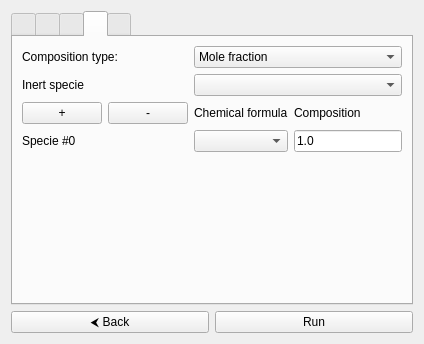
srebughini/ASALI, file GUI/Ubuntu/src/gui/ui/input/het_1d_input_page.ui: the form before one commit.
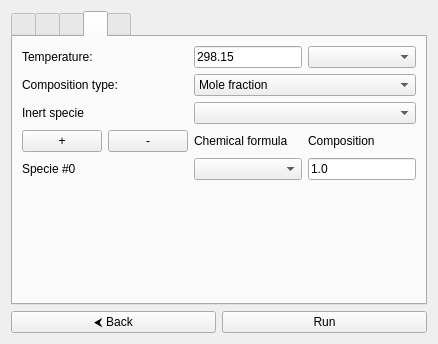
The form after the commit. The open tabs and pages were chosen to show the change.

Patch:
```diff
--- a/GUI/Ubuntu/src/gui/ui/input/het_1d_input_page.ui
+++ b/GUI/Ubuntu/src/gui/ui/input/het_1d_input_page.ui
@@ -465,13 +465,33 @@
                             <layout class="QGridLayout" name="initialLayout">
                                 <!-- Row 0 -->
                                 <item row="0" column="0">
+                                    <widget class="QLabel" name="temperatureLabel">
+                                        <property name="text">
+                                            <string>Temperature:</string>
+                                        </property>
+                                    </widget>
+                                </item>
+                                <item row="0" column="1">
+                                    <widget class="QLineEdit" name="temperatureEditLine">
+                                        <property name="text">
+                                            <string>298.15</string>
+                                        </property>
+                                    </widget>
+                                </item>
+                                <item row="0" column="2">
+                                    <widget class="QComboBox" name="temperatureComboBox">
+                                    </widget>
+                                </item>
+                                
+                                <!-- Row 1 -->
+                                <item row="1" column="0">
                                     <widget class="QLabel" name="compositionLabel">
                                         <property name="text">
                                             <string>Composition type:</string>
                                         </property>
                                     </widget>
                                 </item>
-                                <item row="0" column="1" colspan="2">
+                                <item row="1" column="1" colspan="2">
                                     <widget class="QComboBox" name="compositionComboBox">
                                         <item>
                                             <property name="text">
@@ -486,21 +506,21 @@
                                     </widget>
                                 </item>
 
-                                <!-- Row 1-->
-                                <item row="1" column="0">
+                                <!-- Row 2-->
+                                <item row="2" column="0">
                                     <widget class="QLabel">
                                         <property name="text">
                                             <string>Inert specie</string>
                                         </property>
                                     </widget>
                                 </item>
-                                <item row="1" column="1" colspan="2">
+                                <item row="2" column="1" colspan="2">
                                     <widget class="QComboBox" name="inertSpecie">
                                     </widget>
                                 </item>
 
-                                <!-- Row 2 -->
-                                <item row="2" column="0">
+                                <!-- Row 3 -->
+                                <item row="3" column="0">
                                     <layout class="QHBoxLayout" name="horizontalSpecieLayout">
                                         <item>
                                             <widget class="QPushButton" name="addSpecieButton">
@@ -524,14 +544,14 @@
                                         </item>
                                     </layout>
                                 </item>
-                                <item row="2" column="1">
+                                <item row="3" column="1">
                                     <widget class="QLabel" name="formulaLabel">
                                         <property name="text">
                                             <string>Chemical formula</string>
                                         </property>
                                     </widget>
                                 </item>
-                                <item row="2" column="2">
+                                <item row="3" column="2">
                                     <widget class="QLabel" name="compositionLabel">
                                         <property name="text">
                                             <string>Composition</string>
@@ -540,35 +560,26 @@
                                 </item>
 
 
-                                <!-- Row 3 -->
-                                <item row="3" column="0">
+                                <!-- Row 4 -->
+                                <item row="4" column="0">
                                     <widget class="QLabel">
                                         <property name="text">
                                             <string>Specie #0</string>
                                         </property>
                                     </widget>
                                 </item>
-                                <item row="3" column="1">
+                                <item row="4" column="1">
                                     <widget class="QComboBox" name="n0">
                                     </widget>
                                 </item>
-                                <item row="3" column="2">
+                                <item row="4" column="2">
                                     <widget class="QLineEdit" name="x0">
                                         <property name="text">
                                             <string>1.0</string>
                                         </property>
                                     </widget>
                                 </item>
-
-                                <!-- Row 4-->
-                                <item row="4" column="0" colspan="3">
-                                    <widget class="QLabel" name="dummyLabel">
-                                        <property name="text">
-                                            <string> </string>
-                                        </property>
-                                    </widget>
-                                </item>
-                            
+                           
                                 <!-- Row 5-->
                                 <item row="5" column="0" colspan="3">
                                     <widget class="QLabel" name="dummyLabel">
@@ -612,21 +623,21 @@
                             <layout class="QGridLayout" name="solidLayout">
                                 <!-- Row 0 -->
                                 <item row="0" column="0">
-                                    <widget class="QLabel" name="temperatureLabel">
+                                    <widget class="QLabel" name="solidTemperatureLabel">
                                         <property name="text">
                                             <string>Temperature:</string>
                                         </property>
                                     </widget>
                                 </item>
                                 <item row="0" column="1">
-                                    <widget class="QLineEdit" name="temperatureEditLine">
+                                    <widget class="QLineEdit" name="solidTemperatureEditLine">
                                         <property name="text">
                                             <string>298.15</string>
                                         </property>
                                     </widget>
                                 </item>
                                 <item row="0" column="2">
-                                    <widget class="QComboBox" name="temperatureComboBox">
+                                    <widget class="QComboBox" name="solidTemperatureComboBox">
                                     </widget>
                                 </item>
 
```
